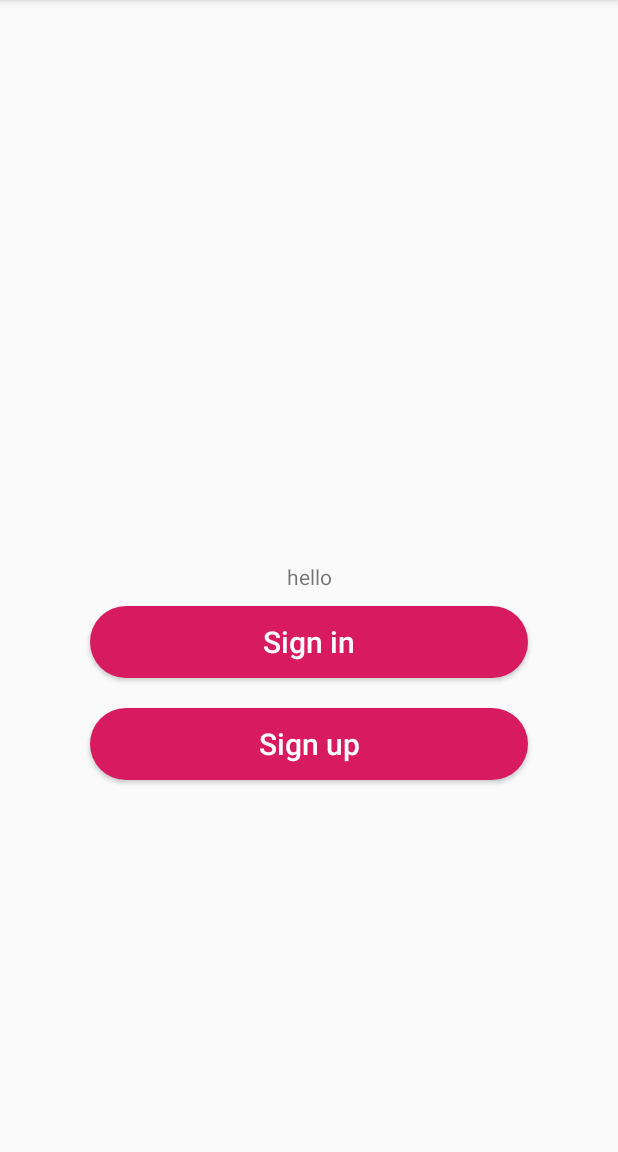
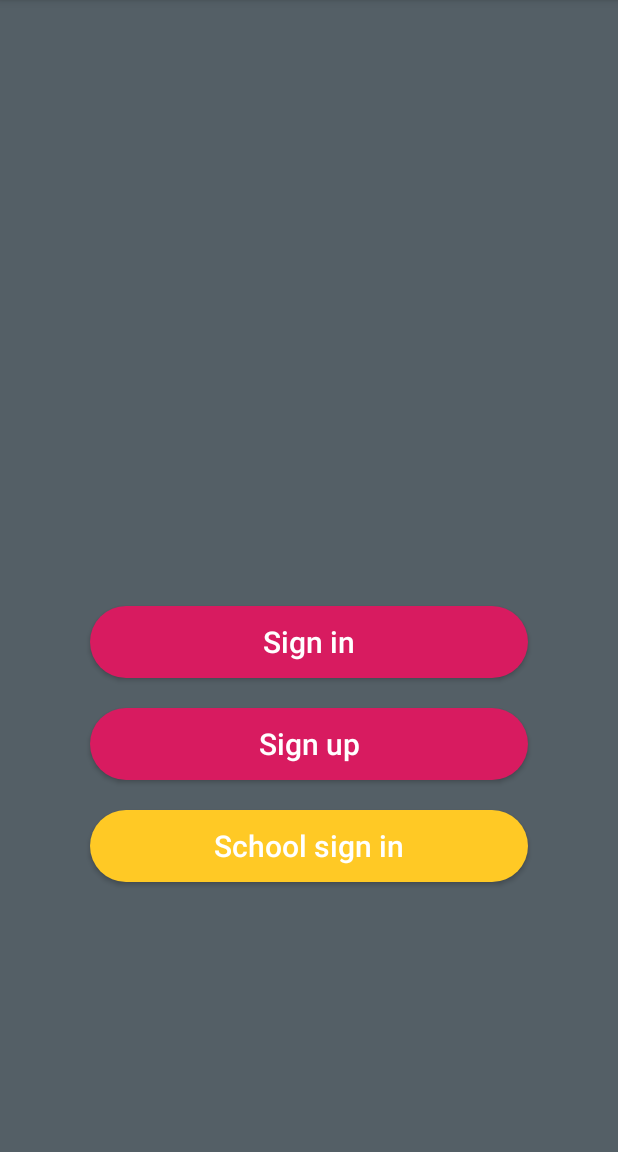
Before and after one commit to redpandacute/studnetz_beta, an Android app: the screen it shows after launch (FirstStartActivity), on a phone screen of 412 x 824 dp, the part 84-1236 px from its top. Run offline under Robolectric (Android 15) with nearby library versions, the phone set to English and light mode, and no system bars.

Commit message:
Hinzufügen von Schoolsignin Button und erstellen eines Fragment_Layouts für Clientprofil.

```diff
--- /dev/null
+++ b/app/src/main/res/drawable/schoolsignin_rounded_button.xml
@@ -0,0 +1,10 @@
+<?xml version="1.0" encoding="utf-8"?>
+<selector xmlns:android="http://schemas.android.com/apk/res/android">
+    <item
+        android:state_enabled="false"
+        android:drawable="@drawable/schoolsignin_rounded_button_normal"/>
+    <item
+        android:state_enabled="true"
+        android:state_pressed="true"
+        android:drawable="@drawable/schoolsignin_rounded_button_pressed"/>
+</selector>
--- /dev/null
+++ b/app/src/main/res/drawable/schoolsignin_rounded_button_normal.xml
@@ -0,0 +1,11 @@
+<?xml version="1.0" encoding="utf-8"?>
+<shape xmlns:android="http://schemas.android.com/apk/res/android">
+
+    <solid android:color="@color/schoolsignin_button_normal"/>
+    <corners
+    android:radius="@dimen/basic_rounded_button_radius" />
+    <padding
+        android:left="@dimen/basic_rounded_button_padding"
+        android:right="@dimen/basic_rounded_button_padding"/>
+
+</shape>
--- /dev/null
+++ b/app/src/main/res/drawable/schoolsignin_rounded_button_pressed.xml
@@ -0,0 +1,8 @@
+<?xml version="1.0" encoding="utf-8"?>
+<shape xmlns:android="http://schemas.android.com/apk/res/android">
+
+    <solid android:color="@color/schoolsignin_button_pressed"/>
+    <corners
+    android:radius="@dimen/basic_rounded_button_radius" />
+
+</shape>
--- a/app/src/main/res/layout/activity_first_start.xml
+++ b/app/src/main/res/layout/activity_first_start.xml
@@ -4,19 +4,8 @@
     xmlns:tools="http://schemas.android.com/tools"
     android:layout_width="match_parent"
     android:layout_height="match_parent"
+    android:background="@color/dark_grey"
     tools:context=".FirstStartActivity">
-
-    <TextView
-        android:id="@+id/TextTextView"
-        android:layout_width="wrap_content"
-        android:layout_height="wrap_content"
-        android:text="hello"
-        app:layout_constraintBottom_toBottomOf="parent"
-        app:layout_constraintLeft_toLeftOf="parent"
-        app:layout_constraintRight_toRightOf="parent"
-        app:layout_constraintTop_toTopOf="parent">
-
-    </TextView>
 
     <Button
         android:id="@+id/signin_button"
@@ -46,6 +35,20 @@
         app:layout_constraintRight_toRightOf="@id/guideline_right"
         app:layout_constraintTop_toBottomOf="@id/signin_button"></Button>
 
+    <Button
+        android:id="@+id/schoolsignin_button"
+        android:layout_width="0dp"
+        android:layout_height="wrap_content"
+        android:layout_marginTop="@dimen/signin_signup_margin_between"
+        android:background="@drawable/schoolsignin_rounded_button"
+        android:text="@string/schoolsignin"
+        android:textAllCaps="false"
+        android:textColor="@color/colorWhite"
+        android:textSize="@dimen/signin_signup_textsize"
+        app:layout_constraintLeft_toLeftOf="@id/guideline_left"
+        app:layout_constraintRight_toRightOf="@id/guideline_right"
+        app:layout_constraintTop_toBottomOf="@id/signup_button"></Button>
+
     <android.support.constraint.Guideline
         android:id="@+id/guideline_left"
         android:layout_width="wrap_content"
--- /dev/null
+++ b/app/src/main/res/layout/fragment_clientprofile.xml
@@ -0,0 +1,20 @@
+<?xml version="1.0" encoding="utf-8"?>
+<android.support.constraint.ConstraintLayout xmlns:android="http://schemas.android.com/apk/res/android"
+    xmlns:app="http://schemas.android.com/apk/res-auto"
+    android:layout_width="match_parent"
+    android:layout_height="match_parent">
+
+    <android.support.constraint.Guideline
+        android:id="@+id/guideline"
+        android:layout_width="wrap_content"
+        android:layout_height="wrap_content"
+        android:orientation="horizontal"
+        app:layout_constraintGuide_begin="20dp"
+        app:layout_constraintGuide_percent="0.4"/>
+
+    <FrameLayout
+        android:layout_width="match_parent"
+        android:layout_height="0dp"
+        app:layout_constraintTop_toBottomOf="@id/guideline"
+        app:layout_constraintBottom_toBottomOf="parent"></FrameLayout>
+</android.support.constraint.ConstraintLayout>
--- a/app/src/main/res/values/colors.xml
+++ b/app/src/main/res/values/colors.xml
@@ -14,4 +14,8 @@
     <color name="signin_signup_button_normal">#D81B60</color>
     <color name="signin_signup_button_pressed">#E06C96</color>
 
+    <!-- Schoolsignin Button -->
+    <color name="schoolsignin_button_normal">#FFC925</color>
+    <color name="schoolsignin_button_pressed">#FFECB0</color>
+
 </resources>
--- a/app/src/main/res/values/strings.xml
+++ b/app/src/main/res/values/strings.xml
@@ -15,4 +15,5 @@
     <string name="lastname_hint">Last name</string>
     <string name="passwordconf_hint">Confirm Password</string>
     <string name="password_hint">Password</string>
+    <string name="schoolsignin">School sign in</string>
 </resources>
```
